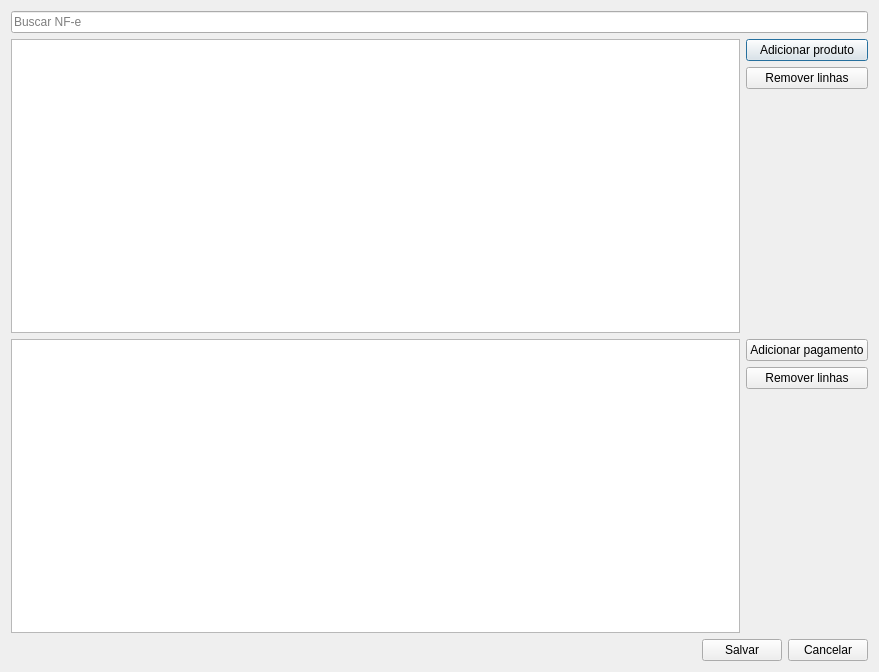
Before: the Qt Designer form ui/compraavulsa.ui in darktorres/ERP-STACCATO, drawn with Qt 5.
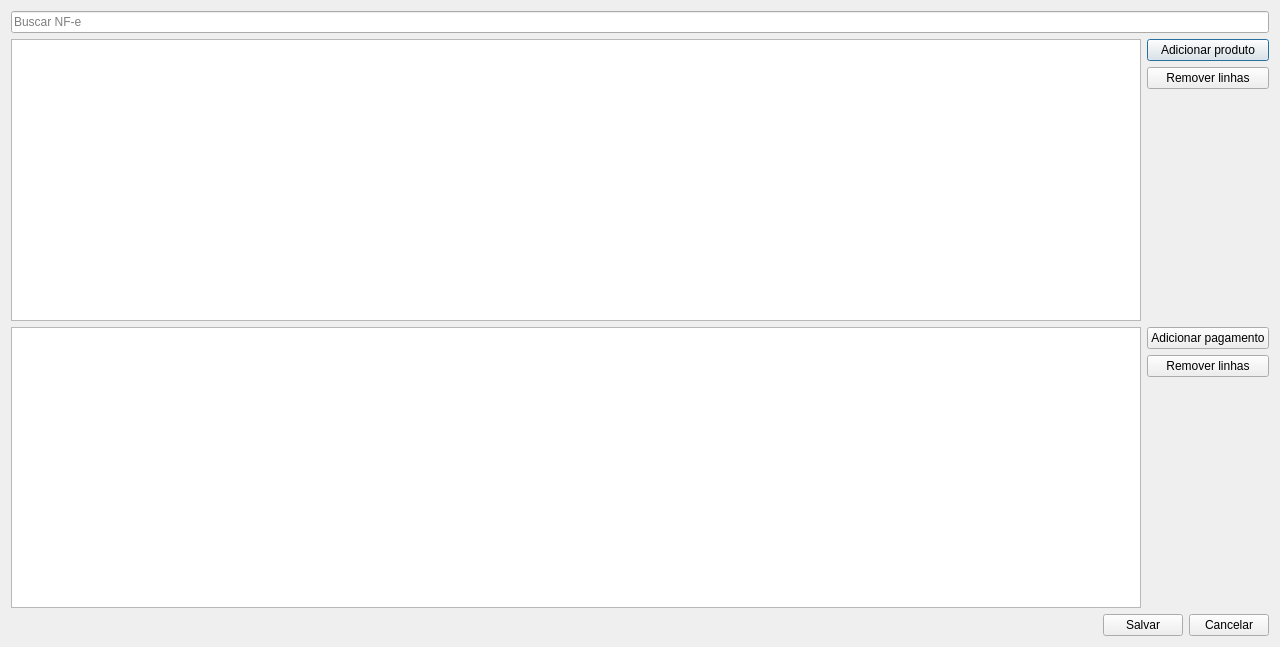
After: the same form once the commit is applied. Custom widgets are drawn as their Qt base class.

Patch:
```diff
--- a/ui/compraavulsa.ui
+++ b/ui/compraavulsa.ui
@@ -6,8 +6,8 @@
    <rect>
     <x>0</x>
     <y>0</y>
-    <width>879</width>
-    <height>672</height>
+    <width>1280</width>
+    <height>647</height>
    </rect>
   </property>
   <property name="windowTitle">
```
